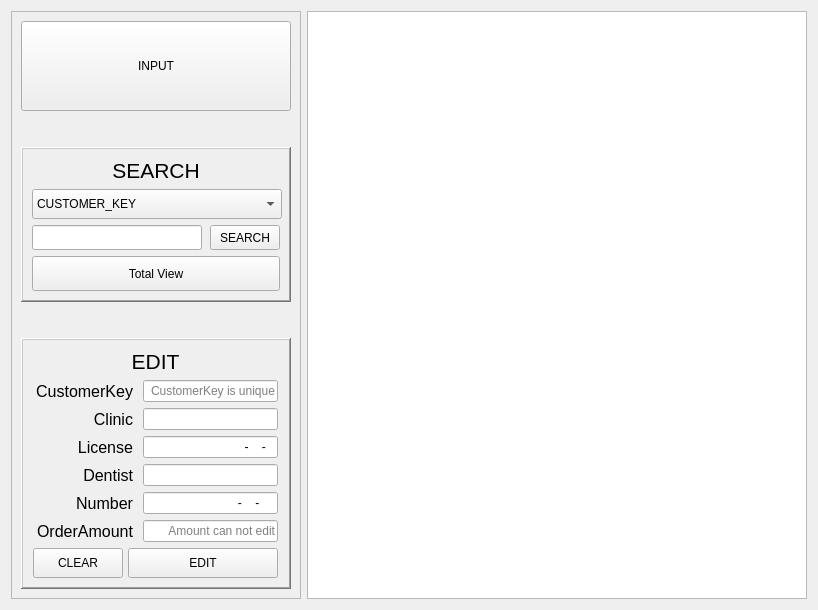
Qt form CustomerManagementAPP/Admin/customermanager.ui (AndaCondaa/Project_CustomerManagementApp) before a commit.
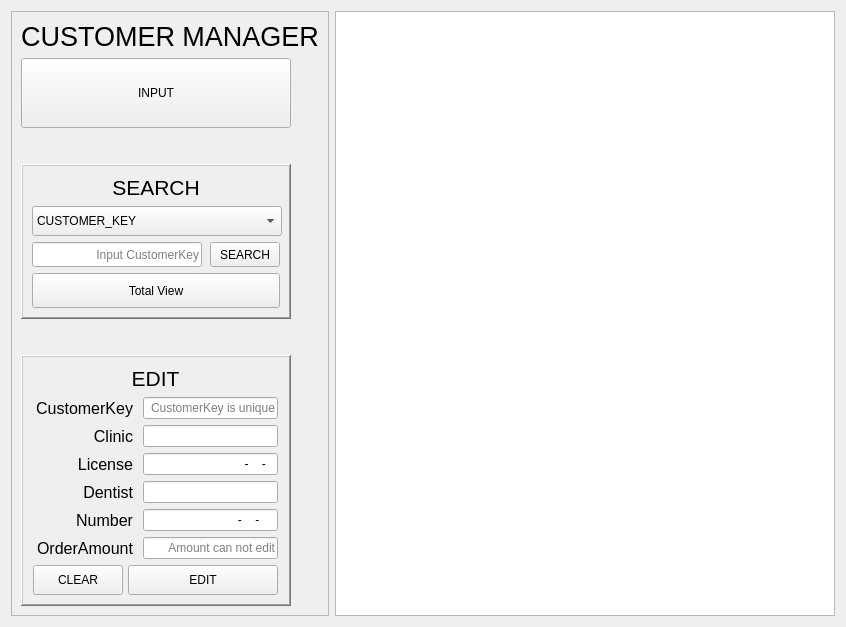
The same form after that commit. Icons and pictures are not drawn.

```diff
--- a/CustomerManagementAPP/Admin/customermanager.ui
+++ b/CustomerManagementAPP/Admin/customermanager.ui
@@ -7,7 +7,7 @@
     <x>0</x>
     <y>0</y>
     <width>804</width>
-    <height>577</height>
+    <height>584</height>
    </rect>
   </property>
   <property name="baseSize">
@@ -33,6 +33,21 @@
        <layout class="QGridLayout" name="gridLayout_3">
         <item row="0" column="0">
          <layout class="QVBoxLayout" name="verticalLayout_3">
+          <item>
+           <widget class="QLabel" name="titlel">
+            <property name="font">
+             <font>
+              <pointsize>20</pointsize>
+             </font>
+            </property>
+            <property name="text">
+             <string>CUSTOMER MANAGER</string>
+            </property>
+            <property name="alignment">
+             <set>Qt::AlignCenter</set>
+            </property>
+           </widget>
+          </item>
           <item>
            <widget class="QPushButton" name="inputButton">
             <property name="sizePolicy">
@@ -44,13 +59,13 @@
             <property name="minimumSize">
              <size>
               <width>270</width>
-              <height>90</height>
+              <height>70</height>
              </size>
             </property>
             <property name="maximumSize">
              <size>
               <width>250</width>
-              <height>90</height>
+              <height>70</height>
              </size>
             </property>
             <property name="sizeIncrement">
@@ -203,6 +218,9 @@
                    <property name="alignment">
                     <set>Qt::AlignRight|Qt::AlignTrailing|Qt::AlignVCenter</set>
                    </property>
+                   <property name="placeholderText">
+                    <string>Input CustomerKey</string>
+                   </property>
                   </widget>
                  </item>
                  <item>
@@ -443,6 +461,9 @@
                      <height>25</height>
                     </size>
                    </property>
+                   <property name="inputMask">
+                    <string>NNNNNNNNNN</string>
+                   </property>
                    <property name="alignment">
                     <set>Qt::AlignRight|Qt::AlignTrailing|Qt::AlignVCenter</set>
                    </property>
@@ -554,6 +575,9 @@
                      <height>25</height>
                     </size>
                    </property>
+                   <property name="inputMask">
+                    <string>NNNNNNNNNN</string>
+                   </property>
                    <property name="alignment">
                     <set>Qt::AlignRight|Qt::AlignTrailing|Qt::AlignVCenter</set>
                    </property>
@@ -665,6 +689,9 @@
                      <height>25</height>
                     </size>
                    </property>
+                   <property name="inputMask">
+                    <string>0000000000</string>
+                   </property>
                    <property name="alignment">
                     <set>Qt::AlignRight|Qt::AlignTrailing|Qt::AlignVCenter</set>
                    </property>
```
